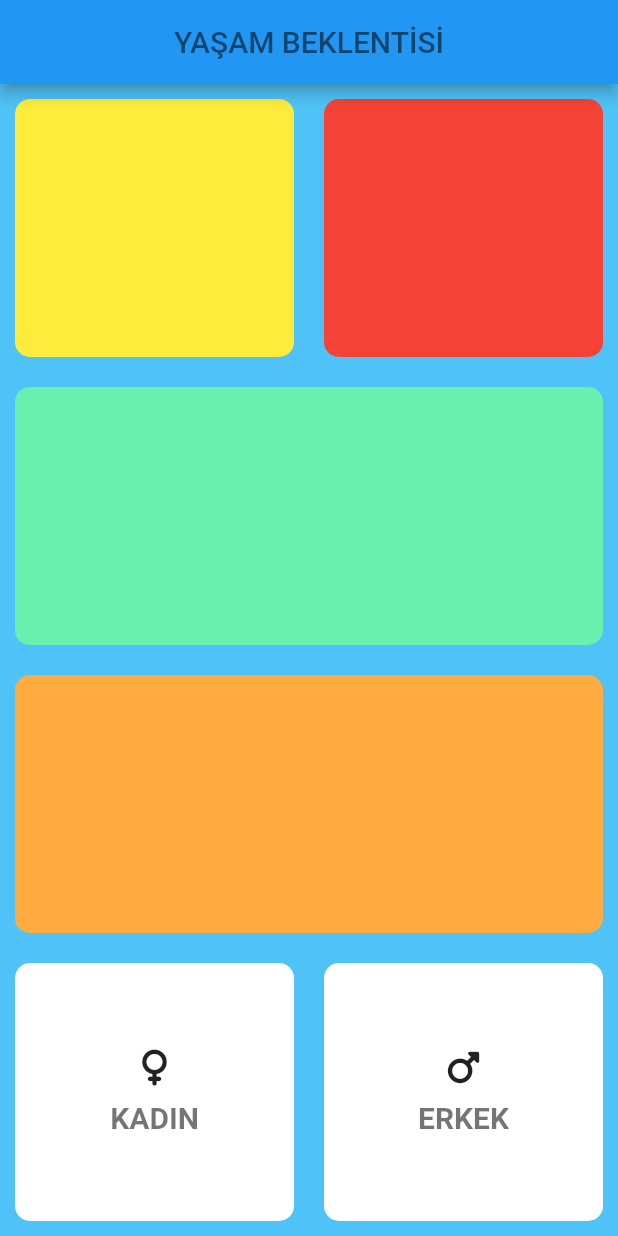
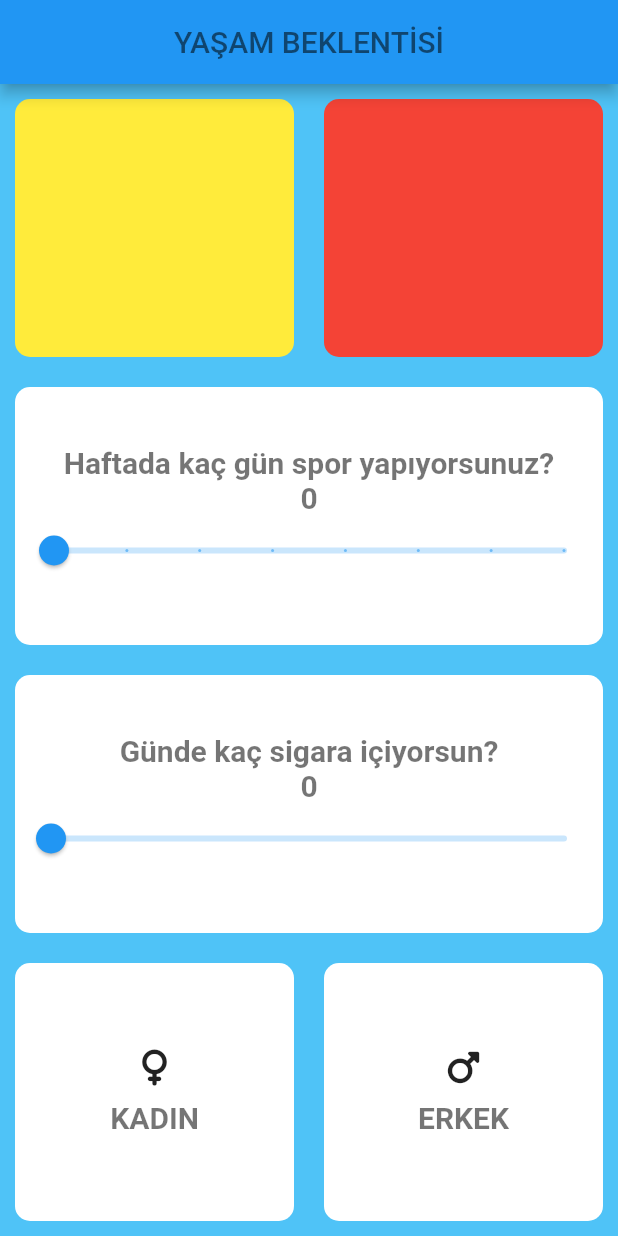
Before and after one commit to medetkar/lifeexpectancy, a Flutter app: the screen it shows after launch, on a phone screen of 412 x 824 dp. Run offline on Flutter 3.47's test engine with Material 2 defaults, Android fonts, the light colour scheme and no system bars; our stand-ins replace font_awesome_flutter.

Commit message:
Slider widget eklendi

```diff
--- a/lib/input_page.dart
+++ b/lib/input_page.dart
@@ -1,6 +1,7 @@
+import 'package:flutter/cupertino.dart';
 import 'package:flutter/material.dart';
 import 'package:font_awesome_flutter/font_awesome_flutter.dart';
-
+import 'package:life_expectancy/myStyles/text_style.dart';
 import 'myWidgets/genderColumn.dart';
 import 'myWidgets/myColumn.dart';
 
@@ -11,6 +12,8 @@ class InputPage extends StatefulWidget {
 
 class _InputPageState extends State<InputPage> {
   String seciliCinsiyet;
+  double icilenSigara = 0;
+  double sporGunSayisi = 0;
   //Color butonRenk;
   @override
   Widget build(BuildContext context) {
@@ -23,6 +26,7 @@ class _InputPageState extends State<InputPage> {
         centerTitle: true,
       ),
       body: Column(
+        crossAxisAlignment: CrossAxisAlignment.stretch,
         children: [
           Expanded(
             flex: 1,
@@ -46,15 +50,66 @@ class _InputPageState extends State<InputPage> {
           Expanded(
             flex: 1,
             child: MyContainer(
-              renk: Colors.greenAccent,
+              child: Column(
+                mainAxisAlignment: MainAxisAlignment.center,
+                children: [
+                  Text(
+                    "Haftada kaç gün spor yapıyorsunuz?",
+                    style: myTextStyle(),
+                  ),
+                  Text(
+                    sporGunSayisi.round().toString(),
+                    style: myTextStyle(),
+                  ),
+                  Slider(
+                    min: 0,
+                    max: 7,
+                    divisions: 7,
+                    value: sporGunSayisi,
+                    onChanged: (double newValue) {
+                      setState(
+                        () {
+                          sporGunSayisi = newValue;
+                        },
+                      );
+                    },
+                  ),
+                ],
+              ),
+              renk: Colors.white,
             ),
-          ),
+          ), //Spor gün sayısı
           Expanded(
             flex: 1,
             child: MyContainer(
-              renk: Colors.orangeAccent,
+              child: Column(
+                mainAxisAlignment: MainAxisAlignment.center,
+                children: [
+                  Text(
+                    "Günde kaç sigara içiyorsun?",
+                    style: myTextStyle(),
+                  ),
+                  Text(
+                    icilenSigara.round().toString(),
+                    style: myTextStyle(),
+                  ),
+                  Slider(
+                    min: 0,
+                    max: 30,
+                    value: icilenSigara,
+                    onChanged: (double newValue) {
+                      setState(
+                        () {
+                          icilenSigara = newValue;
+                        },
+                      );
+                    },
+                  ),
+                ],
+              ),
+              renk: Colors.white,
             ),
-          ),
+          ), //sigara sayısı
           Expanded(
             flex: 1,
             child: Row(
@@ -95,7 +150,7 @@ class _InputPageState extends State<InputPage> {
                 ),
               ],
             ),
-          ),
+          ), //cinsiyet seçimi
         ],
       ),
     );
--- /dev/null
+++ b/lib/myStyles/text_style.dart
@@ -0,0 +1,9 @@
+import 'package:flutter/material.dart';
+
+TextStyle myTextStyle() {
+  return TextStyle(
+    color: Colors.black54,
+    fontSize: 20,
+    fontWeight: FontWeight.bold,
+  );
+}
--- a/lib/myWidgets/genderColumn.dart
+++ b/lib/myWidgets/genderColumn.dart
@@ -1,4 +1,6 @@
 import 'package:flutter/material.dart';
+
+import '../myStyles/text_style.dart';
 
 class GenderColumn extends StatelessWidget {
 
@@ -16,13 +18,11 @@ class GenderColumn extends StatelessWidget {
         SizedBox(height: 10,),
         Text(
           cinsiyet,
-          style: TextStyle(
-            color: Colors.black54,
-            fontSize: 20,
-            fontWeight: FontWeight.bold,
-          ),
+          style: myTextStyle(),
         ),
       ],
     );
   }
+
+
 }
```
